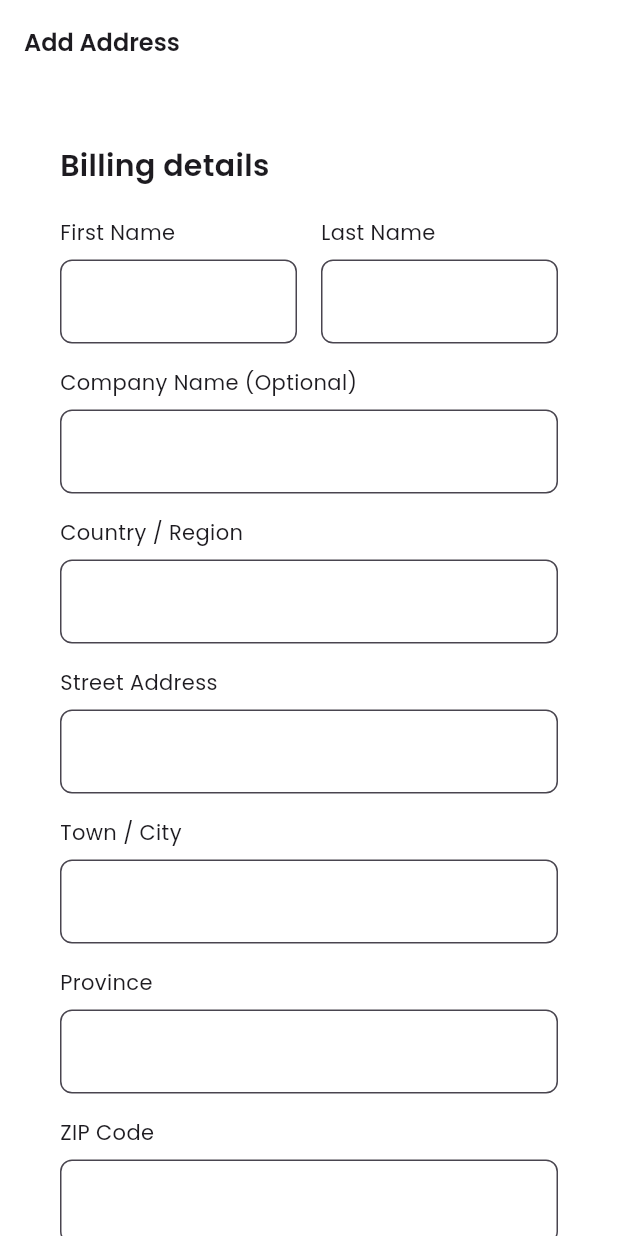
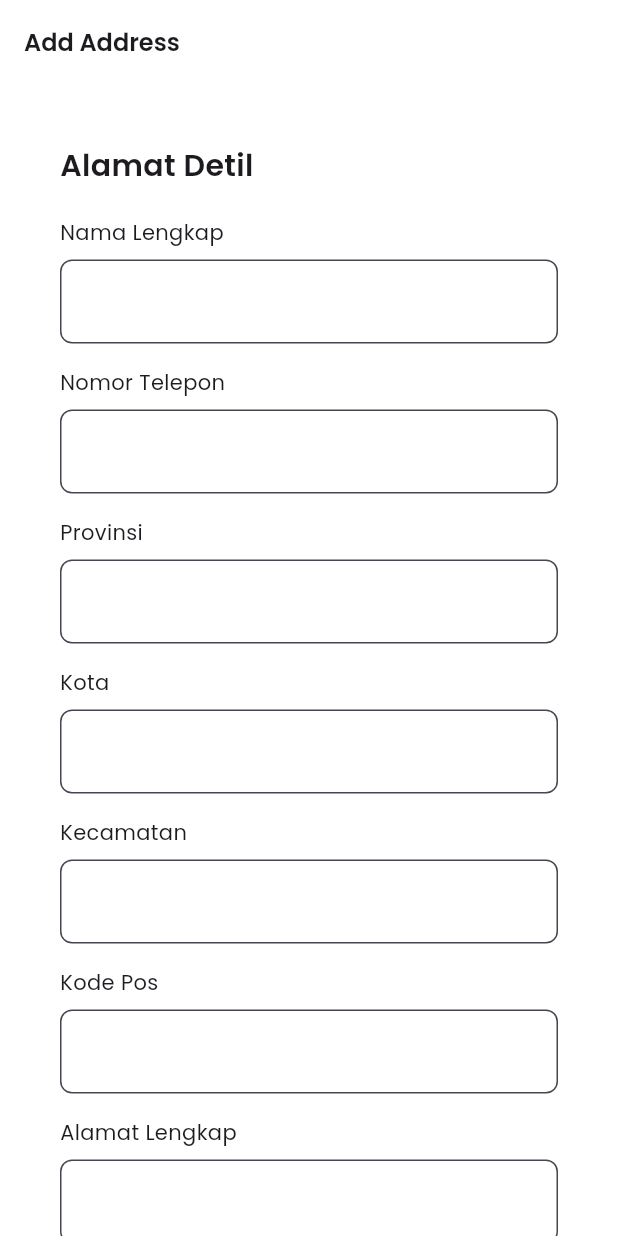
Before and after one commit to mem0r1es/TokoOnline, a Flutter app: the AddAddress screen opened by its route, on a phone screen of 412 x 824 dp. Run offline on Flutter 3.47's test engine with Material 3 defaults, Android fonts, the phone set to English and light mode, and no system bars; our stand-ins replace get, get_storage, go_router, google_fonts, supabase_flutter; accounts and stored records are empty.

Commit message:
Update add_address.dart

```diff
--- a/frontend/lib/pages/profile/add_address.dart
+++ b/frontend/lib/pages/profile/add_address.dart
@@ -8,21 +8,27 @@ import '../../models/info_user.dart';
 import '../../services/cart_service.dart';
 
 class AddAddress extends StatefulWidget {
+  static final String TAG = '/add-address';
   final InfoUser? existingAddress;  // Untuk edit
 
-  const AddAddress({super.key, this.existingAddress});
+  const AddAddress({Key? key, this.existingAddress}) : super(key: key);
 
   @override
   State<AddAddress> createState() => _AddAddressState();
 }
 
 class _AddAddressState extends State<AddAddress> {
-  final _firstNameController = TextEditingController();
-  final _lastNameController = TextEditingController();
+  // final _firstNameController = TextEditingController();
+  // final _lastNameController = TextEditingController();
+  final _nameController = TextEditingController();
+  final _phoneController = TextEditingController();
+  final _provinsi = TextEditingController();
+  final _kota = TextEditingController();
+  final _kecamatan = TextEditingController();
+  final _kodepos = TextEditingController();
   final _emailController = TextEditingController();
-  final _phoneController = TextEditingController();
   final _addressController = TextEditingController();
-
+  final _detail = TextEditingController();
   final authController = Get.find<AuthController>();
   final cartService = Get.find<CartService>();
   final addressController = Get.find<AddressController>();
@@ -38,10 +44,16 @@ class _AddAddressState extends State<AddAddress> {
 
     if (widget.existingAddress != null) {
       final nameParts = widget.existingAddress!.fullName?.split(' ') ?? [];
-      _firstNameController.text = nameParts.isNotEmpty ? nameParts.first : '';
-      _lastNameController.text = nameParts.length > 1 ? nameParts.sublist(1).join(' ') : '';
+      // _firstNameController.text = nameParts.isNotEmpty ? nameParts.first : '';
+      // _lastNameController.text = nameParts.length > 1 ? nameParts.sublist(1).join(' ') : '';
+      _nameController.text = widget.existingAddress!.fullName ?? '';
       _addressController.text = widget.existingAddress!.address ?? '';
       _phoneController.text = widget.existingAddress!.phone ?? '';
+      _provinsi.text = widget.existingAddress!.provinsi ?? '';
+      _kota.text = widget.existingAddress!.kota ?? '';
+      _kecamatan.text = widget.existingAddress!.kecamatan ?? '';
+      _kodepos.text = widget.existingAddress!.kodepos ?? '';
+      _detail.text = widget.existingAddress!.detail ?? '';
     }
   }
 
@@ -65,27 +77,27 @@ class _AddAddressState extends State<AddAddress> {
               child: Column(
                 crossAxisAlignment: CrossAxisAlignment.start,
                 children: [
-                  _title("Billing details"),
+                  _title("Alamat Detil"),
                   const SizedBox(height: 20),
-                  _formRow("First Name", "Last Name"),
+                  _formInput("Nama Lengkap", controller: _nameController),
                   const SizedBox(height: 16),
-                  _formInput("Company Name (Optional)"),
+                  _formInput("Nomor Telepon", controller: _phoneController),
                   const SizedBox(height: 16),
-                  _formInput("Country / Region"),
+                  _formInput("Provinsi", controller: _provinsi),
                   const SizedBox(height: 16),
-                  _formInput("Street Address", controller: _addressController),
+                  _formInput("Kota", controller: _kota),
                   const SizedBox(height: 16),
-                  _formInput("Town / City"),
+                  _formInput("Kecamatan", controller: _kecamatan),
                   const SizedBox(height: 16),
-                  _formInput("Province"),
+                  _formInput("Kode Pos", controller: _kodepos),
                   const SizedBox(height: 16),
-                  _formInput("ZIP Code"),
+                  // _formInput("Country / Region"),
+                  // const SizedBox(height: 16),
+                  _formInput("Alamat Lengkap", controller: _addressController),
                   const SizedBox(height: 16),
-                  _formInput("Phone", controller: _phoneController),
-                  const SizedBox(height: 16),
-                  _formInput("Email Address", controller: _emailController, readOnly: true),
-                  const SizedBox(height: 16),
-                  _formInput("Additional Information"),
+                  // _formInput("Email Address", controller: _emailController, readOnly: true),
+                  // const SizedBox(height: 16),
+                  _formInput("Detail Lainnya", controller: _detail),
                   const SizedBox(height: 20),
                   ElevatedButton(
                     onPressed: _handleSaveOrUpdate,
@@ -126,17 +138,19 @@ class _AddAddressState extends State<AddAddress> {
         ],
       );
 
-  Widget _formRow(String leftLabel, String rightLabel) => Row(
-        children: [
-          Expanded(child: _formInput(leftLabel, controller: _firstNameController)),
-          const SizedBox(width: 16),
-          Expanded(child: _formInput(rightLabel, controller: _lastNameController)),
-        ],
-      );
+  // Widget _formRow(String leftLabel, String rightLabel) => Row(
+  //       children: [
+  //         Expanded(child: _formInput(leftLabel, controller: _firstNameController)),
+  //         const SizedBox(width: 16),
+  //         Expanded(child: _formInput(rightLabel, controller: _lastNameController)),
+  //       ],
+  //     );
 
   Future<void> _handleSaveOrUpdate() async {
-    if (_firstNameController.text.isEmpty ||
-        _lastNameController.text.isEmpty ||
+    if (
+      // _firstNameController.text.isEmpty ||
+      //   _lastNameController.text.isEmpty ||
+
         _phoneController.text.isEmpty ||
         _addressController.text.isEmpty) {
       Get.snackbar("Error", "Please fill in all fields",
@@ -149,10 +163,16 @@ class _AddAddressState extends State<AddAddress> {
     final info = InfoUser(
       id: widget.existingAddress?.id,  // Penting untuk update Supabase
       timestamp: DateTime.now(),
-      fullName: '${_firstNameController.text} ${_lastNameController.text}',
+      // fullName: '${_firstNameController.text} ${_lastNameController.text}',
+      fullName: _nameController.text,
       email: _emailController.text,
       phone: _phoneController.text,
       address: _addressController.text,
+      provinsi: _provinsi.text,
+      kota: _kota.text,
+      kecamatan: _kecamatan.text,
+      kodepos: _kodepos.text,
+      detail: _detail.text,
     );
 
     // await cartService.saveAddressToSupabase(info);
```
